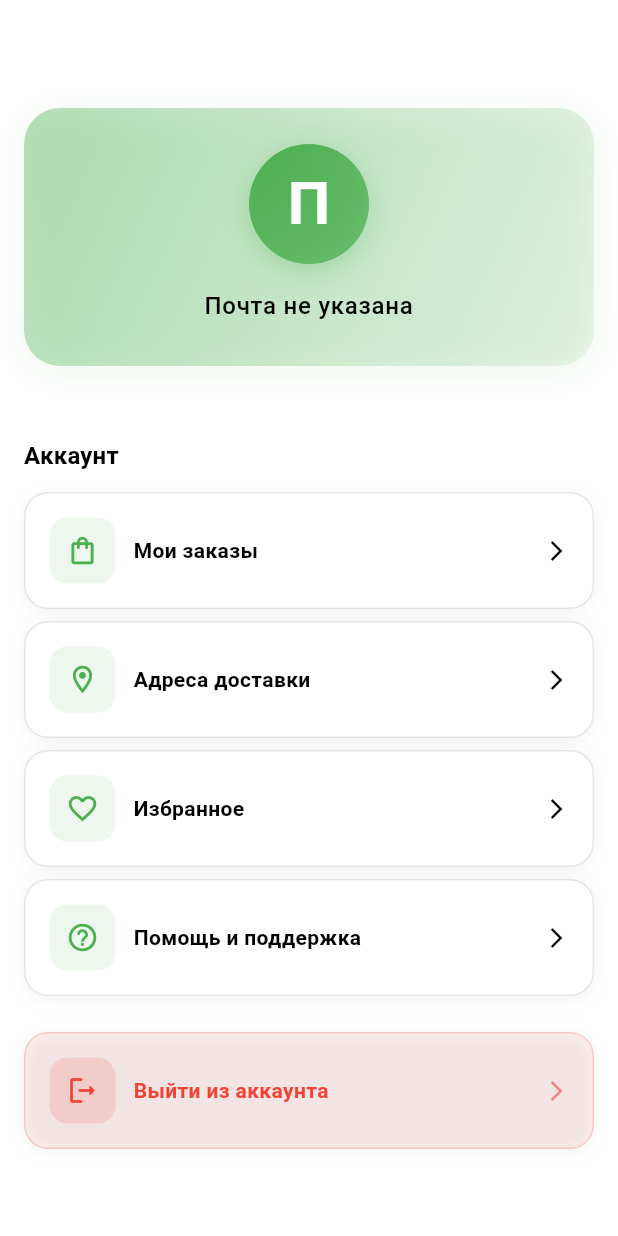
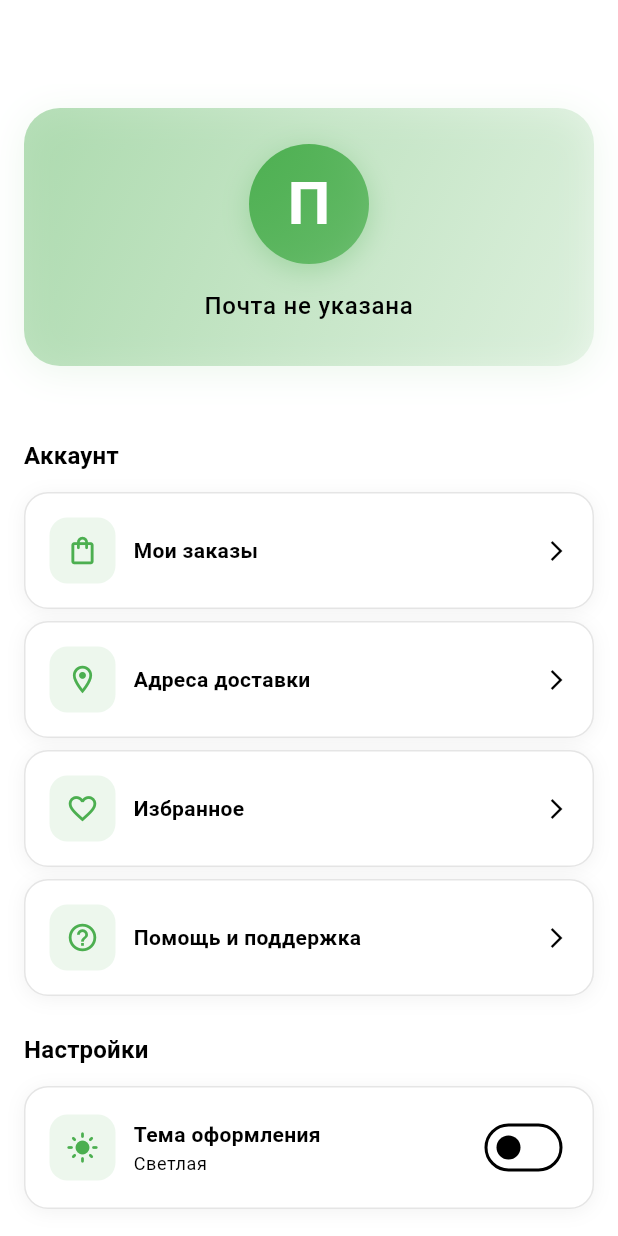
Before and after one commit to Batyr3107/meiram-, a Flutter app: the ProfileScreen screen opened directly, on a phone screen of 412 x 824 dp. Run offline on Flutter 3.47's test engine with Material 3 defaults, Android fonts, the phone set to English and light mode, and no system bars; our stand-ins replace dio, flutter_riverpod, flutter_secure_storage, get_it, hive_flutter, injectable and 3 more; missing offline and left inert: universal_html; accounts and stored records are empty; project files that could hold a hidden picture were left out.

Commit message:
Исправлены проблемы с темной темой и overflow текстов
- Исправлен ThemeProvider: светлая тема теперь всегда по умолчанию
- Добавлена кнопка переключения темы в ProfileScreen
- Исправлены overflow для всех длинных текстов в HomeScreen:
  * Добавлены maxLines и overflow для заголовков и описаний
  * Обернуты статистические элементы в Flexible виджеты
  * Добавлены softWrap для корректного переноса строк
- ProfileScreen теперь использует ConsumerStatefulWidget для доступа к theme provider

🤖 Generated with [Claude Code](https://claude.com/claude-code)

Co-Authored-By: Claude <noreply@anthropic.com>

```diff
--- a/lib/screens/profile_screen.dart
+++ b/lib/screens/profile_screen.dart
@@ -1,18 +1,20 @@
 import 'package:flutter/material.dart';
+import 'package:flutter_riverpod/flutter_riverpod.dart';
 import 'package:shop_app/core/utils/responsive_helper.dart';
+import 'package:shop_app/presentation/providers/theme_provider.dart';
 import '../services/auth_service.dart';
 import 'orders_screen.dart';
 import 'addresses_screen.dart';
 import 'login_screen.dart';
 
-class ProfileScreen extends StatefulWidget {
+class ProfileScreen extends ConsumerStatefulWidget {
   const ProfileScreen({super.key});
 
   @override
-  State<ProfileScreen> createState() => _ProfileScreenState();
+  ConsumerState<ProfileScreen> createState() => _ProfileScreenState();
 }
 
-class _ProfileScreenState extends State<ProfileScreen> {
+class _ProfileScreenState extends ConsumerState<ProfileScreen> {
   late Future<void> _initFuture;
 
   @override
@@ -232,6 +234,16 @@ class _ProfileScreenState extends State<ProfileScreen> {
                         cs: cs,
                         textTheme: textTheme,
                       ),
+                      const SizedBox(height: 24),
+                      Text(
+                        'Настройки',
+                        style: textTheme.titleMedium?.copyWith(
+                          fontWeight: FontWeight.w700,
+                          color: cs.onSurface,
+                        ),
+                      ),
+                      const SizedBox(height: 12),
+                      _buildThemeToggleCard(cs, textTheme),
                     ],
                   ),
                 ),
@@ -336,6 +348,78 @@ class _ProfileScreenState extends State<ProfileScreen> {
     );
   }
 
+  Widget _buildThemeToggleCard(ColorScheme cs, TextTheme textTheme) {
+    final themeNotifier = ref.read(themeModeProvider.notifier);
+    final currentMode = ref.watch(themeModeProvider);
+    final isDark = currentMode == ThemeMode.dark;
+
+    return Container(
+      decoration: BoxDecoration(
+        color: cs.surface,
+        borderRadius: BorderRadius.circular(16),
+        border: Border.all(
+          color: cs.outline.withOpacity(0.1),
+        ),
+        boxShadow: [
+          BoxShadow(
+            color: cs.shadow.withOpacity(0.05),
+            blurRadius: 10,
+            offset: const Offset(0, 2),
+          ),
+        ],
+      ),
+      padding: const EdgeInsets.all(16),
+      child: Row(
+        children: [
+          Container(
+            width: ResponsiveHelper.iconSize(context, 44),
+            height: ResponsiveHelper.iconSize(context, 44),
+            decoration: BoxDecoration(
+              color: cs.primary.withOpacity(0.1),
+              borderRadius: BorderRadius.circular(12),
+            ),
+            child: Icon(
+              isDark ? Icons.dark_mode : Icons.light_mode,
+              color: cs.primary,
+              size: 22,
+            ),
+          ),
+          const SizedBox(width: 12),
+          Expanded(
+            child: Column(
+              crossAxisAlignment: CrossAxisAlignment.start,
+              children: [
+                Text(
+                  'Тема оформления',
+                  style: textTheme.bodyMedium?.copyWith(
+                    color: cs.onSurface,
+                    fontWeight: FontWeight.w600,
+                  ),
+                  maxLines: 1,
+                  overflow: TextOverflow.ellipsis,
+                ),
+                const SizedBox(height: 2),
+                Text(
+                  isDark ? 'Темная' : 'Светлая',
+                  style: textTheme.bodySmall?.copyWith(
+                    color: cs.onSurfaceVariant,
+                  ),
+                  maxLines: 1,
+                  overflow: TextOverflow.ellipsis,
+                ),
+              ],
+            ),
+          ),
+          Switch(
+            value: isDark,
+            onChanged: (_) => themeNotifier.toggleTheme(),
+            activeColor: cs.primary,
+          ),
+        ],
+      ),
+    );
+  }
+
   void _showSoon() {
     ScaffoldMessenger.of(context).showSnackBar(
       SnackBar(
```
Also changed, not shown: lib/presentation/providers/theme_provider.dart (+12 -3 lines), lib/screens/home_screen.dart (+23 -3 lines).
